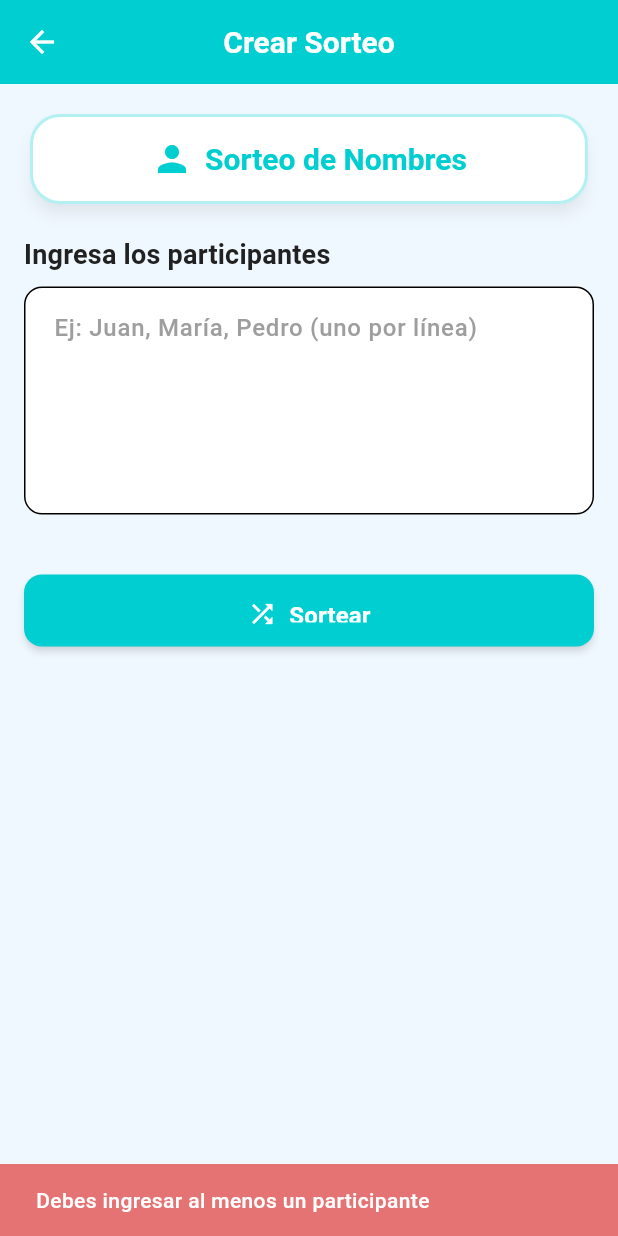
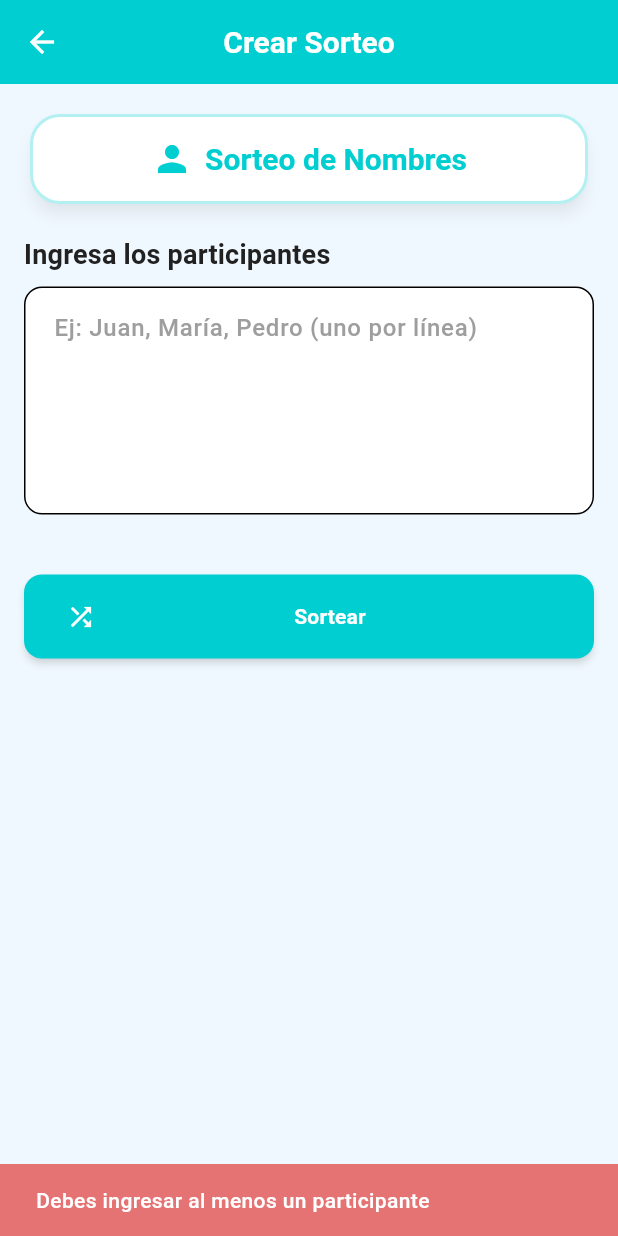
Before and after one commit to demase25/sorteo_express, a Flutter app: the SorteoScreen screen opened by its route, after a tap on "Sortear", on a phone screen of 412 x 824 dp. Run offline on Flutter 3.47's test engine with Material 3 defaults, Android fonts, the phone set to English and light mode, and no system bars; our stand-ins replace confetti, share_plus, shared_preferences; accounts and stored records are empty.

Commit message:
feat: Implementar Sorteo de Rifas y mejorar UI
- Agregar nueva funcionalidad de Sorteo de Rifas con formato 'NÃºmero - Nombre'
- Nuevo botÃ³n en pantalla principal para acceder a sorteos de rifas
- Campo multilÃ­nea para ingresar rifas con validaciÃ³n de formato
- Actualizar servicio de sorteo para manejar rifas
- Agregar soporte completo en historial y resultados
- Mejorar diseÃ±o de botones con texto mÃ¡s pequeÃ±o (14px) y altura aumentada (56px)
- Optimizar espaciado entre botones en pantalla principal
- Corregir problema de texto cortado en botones largos

```diff
--- a/lib/core/constants.dart
+++ b/lib/core/constants.dart
@@ -13,6 +13,7 @@ class AppConstants {
   // Mensajes
   static const String enterParticipants = 'Ingresa los participantes';
   static const String enterNumbers = 'Ingresa los números';
+  static const String enterRifas = 'Ingresa los números de rifa';
   static const String sortearButton = 'Sortear';
   static const String nuevoSorteoButton = 'Nuevo Sorteo';
   static const String verHistorialButton = 'Ver Historial';
@@ -23,7 +24,9 @@ class AppConstants {
   // Mensajes de error
   static const String errorEmptyParticipants = 'Debes ingresar al menos un participante';
   static const String errorEmptyNumbers = 'Debes ingresar al menos un número';
+  static const String errorEmptyRifas = 'Debes ingresar al menos un número de rifa';
   static const String errorInvalidNumber = 'Número inválido';
+  static const String errorInvalidRifaFormat = 'Formato inválido. Usa: Número - Nombre';
   static const String errorGeneric = 'Ha ocurrido un error';
 
   // Mensajes de éxito
@@ -35,7 +38,7 @@ class AppConstants {
   static const double smallPadding = 8.0;
   static const double largePadding = 24.0;
   static const double borderRadius = 12.0;
-  static const double buttonHeight = 48.0;
+  static const double buttonHeight = 56.0;
 
   // Límites
   static const int maxParticipants = 100;
--- a/lib/models/history_model.dart
+++ b/lib/models/history_model.dart
@@ -3,7 +3,7 @@ class HistoryModel {
   final String winner;
   final List<String> participants;
   final DateTime timestamp;
-  final String type; // 'nombres' o 'numeros'
+  final String type; // 'nombres', 'numeros' o 'rifas'
   final List<String>? numbers; // Solo para sorteos de números
 
   HistoryModel({
@@ -71,10 +71,26 @@ class HistoryModel {
     );
   }
 
+  // Constructor para sorteo de rifas
+  factory HistoryModel.fromRifasSorteo({
+    required String winner,
+    required List<String> participants,
+  }) {
+    return HistoryModel(
+      id: DateTime.now().millisecondsSinceEpoch.toString(),
+      winner: winner,
+      participants: participants,
+      timestamp: DateTime.now(),
+      type: 'rifas',
+    );
+  }
+
   // Método para obtener descripción del sorteo
   String get description {
     if (type == 'nombres') {
       return 'Sorteo de nombres entre ${participants.length} participantes';
+    } else if (type == 'rifas') {
+      return 'Sorteo de rifas entre ${participants.length} participantes';
     } else {
       return 'Sorteo de números entre ${participants.length} participantes';
     }
--- a/lib/screens/sorteo_screen.dart
+++ b/lib/screens/sorteo_screen.dart
@@ -24,6 +24,7 @@ class _SorteoScreenState extends State<SorteoScreen> with TickerProviderStateMix
   final TextEditingController _numbersController = TextEditingController();
   final TextEditingController _minNumberController = TextEditingController();
   final TextEditingController _maxNumberController = TextEditingController();
+  final TextEditingController _rifasController = TextEditingController();
   late String _sorteoType;
   bool _isLoading = false;
   bool _useRange = true; // Por defecto usar rango
@@ -46,6 +47,7 @@ class _SorteoScreenState extends State<SorteoScreen> with TickerProviderStateMix
     _numbersController.dispose();
     _minNumberController.dispose();
     _maxNumberController.dispose();
+    _rifasController.dispose();
     super.dispose();
   }
 
@@ -72,13 +74,21 @@ class _SorteoScreenState extends State<SorteoScreen> with TickerProviderStateMix
                     mainAxisSize: MainAxisSize.min,
                     children: [
                       Icon(
-                        _sorteoType == 'nombres' ? Icons.person : Icons.numbers,
+                        _sorteoType == 'nombres'
+                          ? Icons.person
+                          : _sorteoType == 'numeros'
+                            ? Icons.numbers
+                            : Icons.confirmation_number,
                         color: Theme.of(context).colorScheme.primary,
                         size: 28,
                       ),
                       const SizedBox(width: AppConstants.smallPadding),
                       Text(
-                        _sorteoType == 'nombres' ? 'Sorteo de Nombres' : 'Sorteo de Números',
+                        _sorteoType == 'nombres'
+                          ? 'Sorteo de Nombres'
+                          : _sorteoType == 'numeros'
+                            ? 'Sorteo de Números'
+                            : 'Sorteo de Rifas',
                         style: Theme.of(context).textTheme.titleLarge?.copyWith(
                           fontWeight: FontWeight.bold,
                           color: Theme.of(context).colorScheme.primary,
@@ -105,6 +115,47 @@ class _SorteoScreenState extends State<SorteoScreen> with TickerProviderStateMix
                   }
                   return null;
                 },
+              ),
+              const SizedBox(height: AppConstants.defaultPadding),
+            ] else if (_sorteoType == 'rifas') ...[
+              // Campo de rifas (número - nombre)
+              InputField(
+                controller: _rifasController,
+                label: AppConstants.enterRifas,
+                hint: 'Ej:\n1 - Juan\n2 - María\n3 - Pedro',
+                maxLines: 8,
+                keyboardType: TextInputType.multiline,
+                validator: (value) {
+                  if (value == null || value.trim().isEmpty) {
+                    return AppConstants.errorEmptyRifas;
+                  }
+                  return null;
+                },
+              ),
+              const SizedBox(height: AppConstants.smallPadding),
+              Card(
+                color: Theme.of(context).colorScheme.primaryContainer.withOpacity(0.3),
+                child: Padding(
+                  padding: const EdgeInsets.all(AppConstants.defaultPadding),
+                  child: Row(
+                    children: [
+                      Icon(
+                        Icons.info_outline,
+                        color: Theme.of(context).colorScheme.primary,
+                        size: 20,
+                      ),
+                      const SizedBox(width: AppConstants.smallPadding),
+                      Expanded(
+                        child: Text(
+                          'Formato: Número - Nombre\nEj: 1 - Juan, 25 - María',
+                          style: Theme.of(context).textTheme.bodySmall?.copyWith(
+                            color: Theme.of(context).colorScheme.onSurface.withOpacity(0.7),
+                          ),
+                        ),
+                      ),
+                    ],
+                  ),
+                ),
               ),
               const SizedBox(height: AppConstants.defaultPadding),
             ] else ...[
@@ -211,9 +262,9 @@ class _SorteoScreenState extends State<SorteoScreen> with TickerProviderStateMix
                 InputField(
                   controller: _numbersController,
                   label: AppConstants.enterNumbers,
-                  hint: 'Ej: 1, 2, 3, 4, 5 (uno por línea)',
+                  hint: 'Ej: 1\n2\n3\n4\n5 (uno por línea)',
                   maxLines: 5,
-                  keyboardType: TextInputType.number,
+                  keyboardType: TextInputType.multiline,
                   validator: (value) {
                     if (value == null || value.trim().isEmpty) {
                       return AppConstants.errorEmptyNumbers;
@@ -266,6 +317,15 @@ class _SorteoScreenState extends State<SorteoScreen> with TickerProviderStateMix
             .where((e) => e.isNotEmpty)
             .toList();
         winner = SorteoService.sortearNombre(participants);
+      } else if (_sorteoType == 'rifas') {
+        // Sorteo de rifas
+        final rifas = _rifasController.text
+            .split('\n')
+            .map((e) => e.trim())
+            .where((e) => e.isNotEmpty)
+            .toList();
+        winner = SorteoService.sortearRifa(rifas);
+        participants = rifas;
       } else {
         // Sorteo de números
         if (_useRange) {
@@ -328,6 +388,36 @@ class _SorteoScreenState extends State<SorteoScreen> with TickerProviderStateMix
         );
         return false;
       }
+    } else if (_sorteoType == 'rifas') {
+      // Validar rifas
+      if (_rifasController.text.trim().isEmpty) {
+        ScaffoldMessenger.of(context).showSnackBar(
+          SnackBar(
+            content: const Text(AppConstants.errorEmptyRifas),
+            backgroundColor: Theme.of(context).colorScheme.error,
+          ),
+        );
+        return false;
+      }
+
+      // Validar formato de rifas
+      final rifas = _rifasController.text
+          .split('\n')
+          .map((e) => e.trim())
+          .where((e) => e.isNotEmpty)
+          .toList();
+
+      for (final rifa in rifas) {
+        if (!rifa.contains('-')) {
+          ScaffoldMessenger.of(context).showSnackBar(
+            SnackBar(
+              content: const Text(AppConstants.errorInvalidRifaFormat),
+              backgroundColor: Theme.of(context).colorScheme.error,
+            ),
+          );
+          return false;
+        }
+      }
     } else {
       // Validar números para sorteo de números
       if (_useRange) {
--- a/lib/widgets/custom_button.dart
+++ b/lib/widgets/custom_button.dart
@@ -71,19 +71,20 @@ class CustomButton extends StatelessWidget {
                     Icon(icon, size: 20),
                     const SizedBox(width: AppConstants.smallPadding),
                   ],
-                  Flexible(
+                  Expanded(
                     child: Text(
                       text,
                       style: TextStyle(
-                        fontSize: 16,
+                        fontSize: 14,
                         fontWeight: FontWeight.w600,
                         color: textColor ??
                             (isSecondary
                                 ? theme.colorScheme.primary
                                 : Colors.white),
                       ),
-                      overflow: TextOverflow.ellipsis,
+                      overflow: TextOverflow.visible,
                       textAlign: TextAlign.center,
+                      maxLines: 2,
                     ),
                   ),
                 ],
```
Also changed, not shown: lib/screens/history_screen.dart (+32 -1 lines), lib/screens/home_screen.dart (+8 -1 lines), lib/screens/result_screen.dart (+19 -4 lines), lib/services/sorteo_service.dart (+19 -1 lines).
